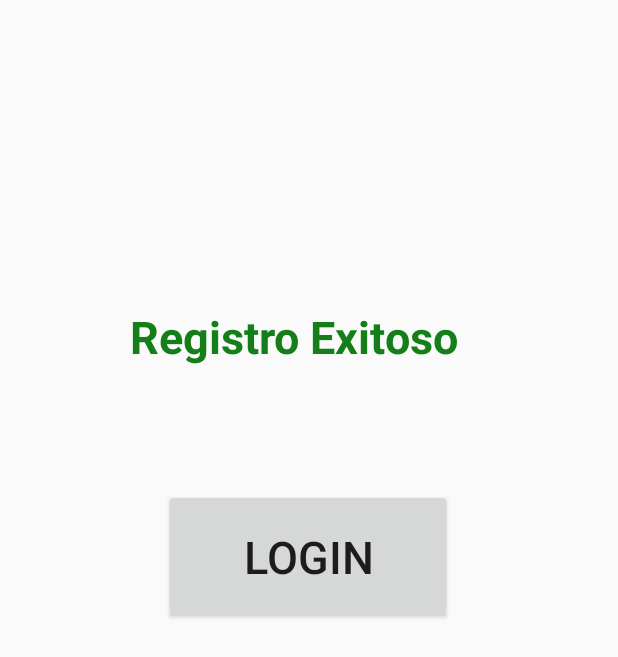
After one commit to MaxiARG/Grupo_609, an Android app: the RegistroExitoso screen opened directly, with no data from a screen before it, on a phone screen of 412 x 824 dp. The commit adds this screen. Shown: the top 657 px of the screen. Run offline under Robolectric (Android 15) with nearby library versions, the phone set to English and light mode, and no system bars.

Commit message:
Agregando Registrar-Login

```diff
--- a/Arkanoid_SOA2/Codigo/app/src/main/AndroidManifest.xml
+++ b/Arkanoid_SOA2/Codigo/app/src/main/AndroidManifest.xml
@@ -18,6 +18,7 @@
         android:screenOrientation="portrait"
         android:supportsRtl="true"
         android:theme="@style/AppTheme">
+        <activity android:name=".RegistroExitoso"></activity>
         <activity android:name=".Perdiste_Activity" />
         <activity android:name=".Ganaste_Activity" />
         <activity android:name=".GameLoop" />
--- a/Arkanoid_SOA2/Codigo/app/src/main/java/com/example/arkanoid_soa/GameLoop.java
+++ b/Arkanoid_SOA2/Codigo/app/src/main/java/com/example/arkanoid_soa/GameLoop.java
@@ -21,14 +21,10 @@ import android.view.Display;
 import android.view.MotionEvent;
 import android.view.SurfaceHolder;
 import android.view.SurfaceView;
-import android.widget.Toast;
 
 import com.example.Business.Ball;
 import com.example.Business.Brick;
 import com.example.Business.Paddle;
-
-import java.io.IOException;
-
 public class GameLoop extends AppCompatActivity implements SensorEventListener {
 
     BreakoutView breakoutView;
--- a/Arkanoid_SOA2/Codigo/app/src/main/java/com/example/arkanoid_soa/Ganaste_Activity.java
+++ b/Arkanoid_SOA2/Codigo/app/src/main/java/com/example/arkanoid_soa/Ganaste_Activity.java
@@ -5,7 +5,6 @@ import androidx.appcompat.app.AppCompatActivity;
 import android.content.Intent;
 import android.os.Bundle;
 import android.view.View;
-import android.widget.Toast;
 
 public class Ganaste_Activity extends AppCompatActivity {
 
--- a/Arkanoid_SOA2/Codigo/app/src/main/java/com/example/arkanoid_soa/MainActivity.java
+++ b/Arkanoid_SOA2/Codigo/app/src/main/java/com/example/arkanoid_soa/MainActivity.java
@@ -3,7 +3,6 @@ package com.example.arkanoid_soa;
 import androidx.appcompat.app.AppCompatActivity;
 
 import android.content.Intent;
-import android.graphics.Color;
 import android.os.Bundle;
 import android.util.Log;
 import android.view.View;
--- /dev/null
+++ b/Arkanoid_SOA2/Codigo/app/src/main/java/com/example/arkanoid_soa/RegistroExitoso.java
@@ -0,0 +1,26 @@
+package com.example.arkanoid_soa;
+
+import androidx.appcompat.app.AppCompatActivity;
+
+import android.content.Intent;
+import android.os.Bundle;
+import android.view.View;
+
+public class RegistroExitoso extends AppCompatActivity {
+
+    @Override
+    protected void onCreate(Bundle savedInstanceState) {
+        super.onCreate(savedInstanceState);
+        setContentView(R.layout.activity_registro_exitoso);
+    }
+
+    public void irALogin(View view){
+        Intent intent = new Intent(this, MainMenu_Activity.class);
+        startActivity(intent);
+    }
+
+    @Override
+    public void onBackPressed() {
+        return;
+    }
+}
--- /dev/null
+++ b/Arkanoid_SOA2/Codigo/app/src/main/res/layout/activity_registro_exitoso.xml
@@ -0,0 +1,36 @@
+<?xml version="1.0" encoding="utf-8"?>
+<androidx.constraintlayout.widget.ConstraintLayout xmlns:android="http://schemas.android.com/apk/res/android"
+    xmlns:app="http://schemas.android.com/apk/res-auto"
+    xmlns:tools="http://schemas.android.com/tools"
+    android:layout_width="match_parent"
+    android:layout_height="match_parent"
+    tools:context=".RegistroExitoso">
+
+    <TextView
+        android:id="@+id/textView"
+        android:layout_width="238dp"
+        android:layout_height="54dp"
+        android:layout_marginTop="204dp"
+        android:editable="false"
+        android:text="Registro Exitoso"
+        android:textColor="#147E18"
+        android:textSize="30sp"
+        android:textStyle="bold"
+        app:layout_constraintEnd_toEndOf="parent"
+        app:layout_constraintHorizontal_bias="0.497"
+        app:layout_constraintStart_toStartOf="parent"
+        app:layout_constraintTop_toTopOf="parent" />
+
+    <Button
+        android:id="@+id/button"
+        android:layout_width="192dp"
+        android:layout_height="90dp"
+        android:layout_marginTop="68dp"
+        android:onClick="irALogin"
+        android:text="Login"
+        android:textSize="30sp"
+        app:layout_constraintEnd_toEndOf="parent"
+        app:layout_constraintHorizontal_bias="0.497"
+        app:layout_constraintStart_toStartOf="parent"
+        app:layout_constraintTop_toBottomOf="@+id/textView" />
+</androidx.constraintlayout.widget.ConstraintLayout>
```
Also changed, not shown: Arkanoid_SOA2/Codigo/app/src/main/java/com/example/arkanoid_soa/Registrarse_Activity.java (+92 -24 lines).
